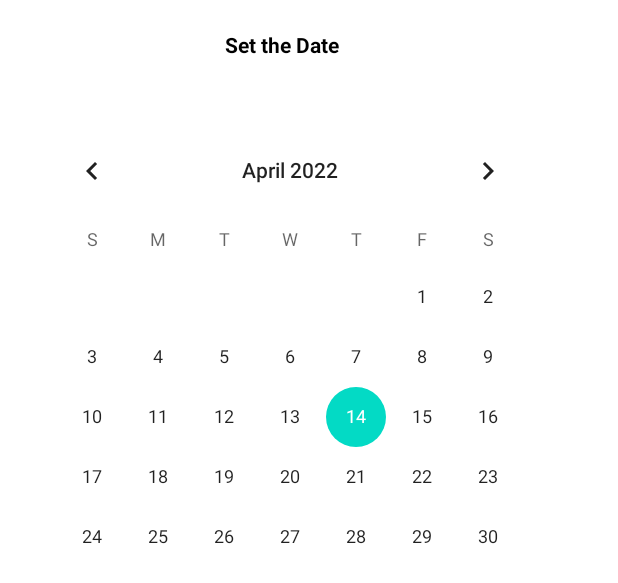
After one commit to En-Droide/Student-User-App-ESME, an Android app: the layout activity_calendar.xml on its own in the app's theme, with its tools: preview values and no code run, on a phone screen of 412 x 824 dp. The commit adds this screen. Shown: the top 583 px of the screen. Run offline under Robolectric (Android 15) with nearby library versions, the phone set to English and light mode, and no system bars.

Commit message:
calendar
début du calendrier

```diff
--- a/app/src/main/AndroidManifest.xml
+++ b/app/src/main/AndroidManifest.xml
@@ -12,6 +12,9 @@
         android:roundIcon="@mipmap/ic_launcher_round"
         android:supportsRtl="true"
         android:theme="@style/Theme.Rest">
+        <activity
+            android:name=".calendar"
+            android:exported="false" />
         <activity
             android:name=".RegistrationActivity"
             android:exported="false" />
--- a/app/src/main/java/com/example/rest/RegistrationActivity.java
+++ b/app/src/main/java/com/example/rest/RegistrationActivity.java
@@ -38,7 +38,7 @@
                     jsonAuthentification.put("name", userName.getText());
                     jsonAuthentification.put("email", userEmail.getText());
                     jsonAuthentification.put("password", userPassword.getText());
-                    jsonAuthentification.put("licence", "");
+                    jsonAuthentification.put("licence", "MNA-1A-5U-309");
                     connectionRest.setObj(jsonAuthentification);
                     connectionRest.execute("CREATE_USER");
                     String token = connectionRest.get();
--- /dev/null
+++ b/app/src/main/res/layout/activity_calendar.xml
@@ -0,0 +1,29 @@
+<?xml version="1.0" encoding="utf-8"?>
+<RelativeLayout
+    xmlns:android="http://schemas.android.com/apk/res/android"
+    xmlns:app="http://schemas.android.com/apk/res-auto"
+    xmlns:tools="http://schemas.android.com/tools"
+    android:layout_width="match_parent"
+    android:layout_height="match_parent"
+    tools:context=".MainActivity">
+
+    <!-- Add TextView to display the date -->
+    <TextView
+        android:id="@+id/date_view"
+        android:layout_width="wrap_content"
+        android:layout_height="wrap_content"
+        android:layout_marginLeft="150dp"
+        android:layout_marginTop="20dp"
+        android:text="Set the Date"
+        android:textColor="@android:color/background_dark"
+        android:textStyle="bold" />
+
+    <!-- Add CalendarView to display the Calendar -->
+    <CalendarView
+        android:id="@+id/calendar"
+        android:layout_width="wrap_content"
+        android:layout_height="wrap_content"
+        android:layout_marginLeft="19dp"
+        android:layout_marginTop="80dp"></CalendarView>
+
+</RelativeLayout>
--- a/app/src/main/res/values/dimens.xml
+++ b/app/src/main/res/values/dimens.xml
@@ -1,3 +1,5 @@
 <resources>
     <dimen name="fab_margin">16dp</dimen>
+    <dimen name="activity_vertical_margin" />
+    <dimen name="activity_horizontal_margin" />
 </resources>
```
Also changed, not shown: app/src/main/java/com/example/rest/Calendar.java (added, +60 -0 lines).
